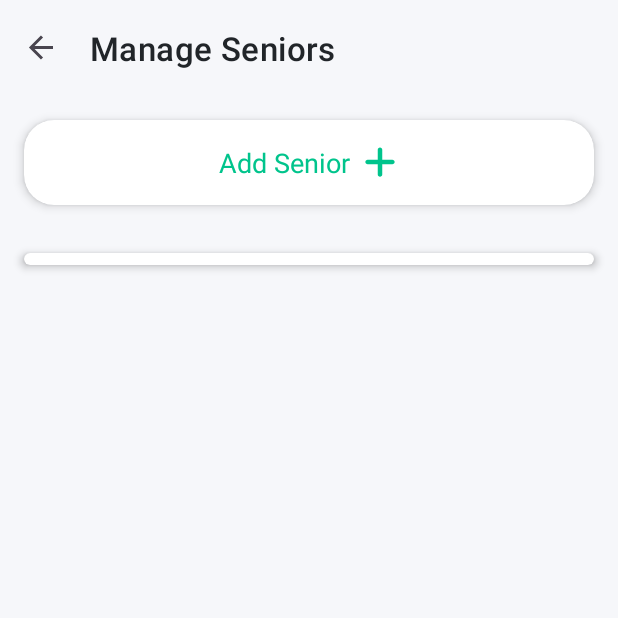
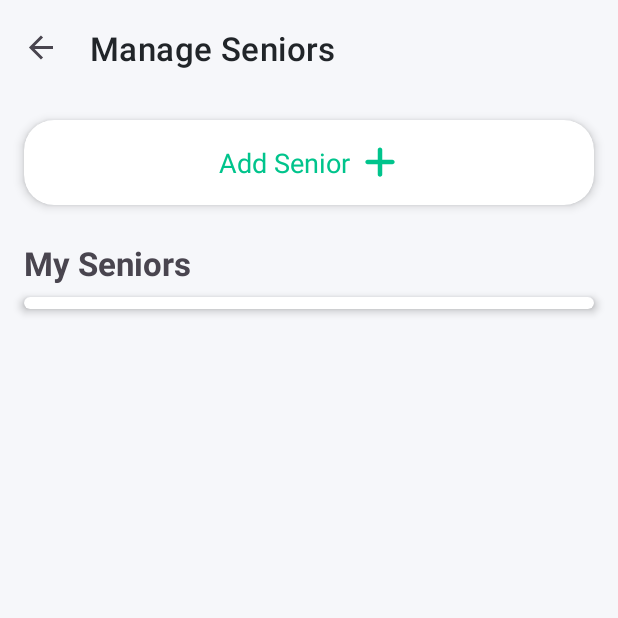
Before and after one commit to galAntonis/SeniorTracker, an Android app: the DashboardFragment screen opened through its navigation route, after a tap on "Manage seniors", on a phone screen of 412 x 824 dp, the top half of it. Run offline under Robolectric (Android 15) with nearby library versions, the phone set to English and light mode, and no system bars; our stand-ins replace EventBus, Firebase (no records; nobody signed in at launch, a user with empty details on screens opened directly), navigation-ui; 3 statements that could not run were skipped; 3 other taps on this screen came first.

Commit message:
Edit senior data from home and minor fixes
Signed-off-by: galAntonis <galant.dev@gmail.com>

```diff
--- a/app/src/main/res/layout/fragment_manage_seniors.xml
+++ b/app/src/main/res/layout/fragment_manage_seniors.xml
@@ -15,7 +15,8 @@
             android:id="@+id/cvAddSeniors"
             android:layout_width="match_parent"
             android:layout_height="match_parent"
-            android:layout_margin="@dimen/fragment_padding"
+            android:layout_marginHorizontal="@dimen/fragment_padding"
+            android:layout_marginTop="@dimen/fragment_padding"
             app:cardElevation="4dp">
 
             <LinearLayout
@@ -44,11 +45,24 @@
 
         </com.google.android.material.card.MaterialCardView>
 
+        <com.google.android.material.textview.MaterialTextView
+            android:layout_width="match_parent"
+            android:layout_height="wrap_content"
+            android:layout_marginHorizontal="@dimen/fragment_padding"
+            android:layout_marginTop="@dimen/between_elements_margin"
+            android:text="@string/my_seniors"
+            android:textSize="22sp"
+            android:textStyle="bold" />
+
+
+
         <com.google.android.material.card.MaterialCardView
             android:id="@+id/cvMySeniors"
             android:layout_width="match_parent"
             android:layout_height="wrap_content"
-            android:layout_margin="@dimen/fragment_padding"
+            android:layout_marginTop="8dp"
+            android:layout_marginHorizontal="@dimen/fragment_padding"
+            android:layout_marginBottom="@dimen/fragment_padding"
             app:cardElevation="4dp">
 
             <androidx.recyclerview.widget.RecyclerView
--- a/app/src/main/res/navigation/mobile_navigation.xml
+++ b/app/src/main/res/navigation/mobile_navigation.xml
@@ -120,6 +120,14 @@
             app:popExitAnim="@anim/nav_default_pop_exit_anim"
             app:popUpTo="@id/fragment_login"
             app:popUpToInclusive="true" />
+
+        <action
+            android:id="@+id/action_nagigate_from_home_to_edit_senior"
+            app:destination="@id/fragment_edit_senior"
+            app:enterAnim="@anim/nav_default_enter_anim"
+            app:exitAnim="@anim/nav_default_exit_anim"
+            app:popEnterAnim="@anim/nav_default_pop_enter_anim"
+            app:popExitAnim="@anim/nav_default_pop_exit_anim"/>
 
     </fragment>
 
--- a/app/src/main/res/values/strings.xml
+++ b/app/src/main/res/values/strings.xml
@@ -48,6 +48,7 @@
     <string name="user_not_found">User not found</string>
     <string name="title_add_senior">Add senior</string>
     <string name="title_edit_senior">Edit senior</string>
+    <string name="my_seniors">My Seniors</string>
 
 
 </resources>
```
Also changed, not shown: app/src/main/java/gr/galeos/seniortracker/MainActivity.java (+8 -0 lines), app/src/main/java/gr/galeos/seniortracker/ui/dashboard/DashboardFragment.java (+4 -4 lines), app/src/main/java/gr/galeos/seniortracker/ui/home/HomeFragment.java (+15 -15 lines).
